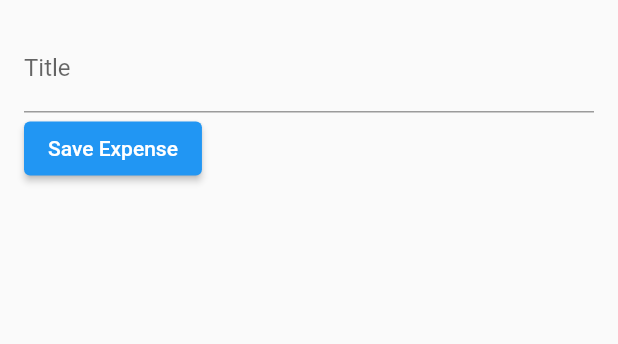
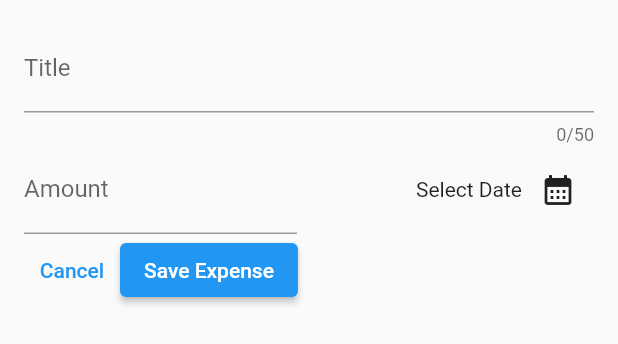
Before and after one commit to TeniG/Flutter_Expense_Tracker_App, a Flutter app: the ExpenseModal widget shown alone on an empty page, opened directly, on a phone screen of 412 x 824 dp. Shown: the top 344 px of the screen. Run offline on Flutter 3.47's test engine with Material 2 defaults, Android fonts, the phone set to English and light mode, and no system bars.

Commit message:
- Added Amount TextFeild, DatePicker in Modal, - Expanded Widget used. - DatePicker displayed.

```diff
--- a/lib/widgets/expense_modal.dart
+++ b/lib/widgets/expense_modal.dart
@@ -11,6 +11,7 @@
 
 class _ExpensesState extends State<ExpenseModal> {
   final _titleController = TextEditingController();
+  final _amountController = TextEditingController();
 
   // var _editedTitleValue = "";
 
@@ -19,9 +20,17 @@
   //   print("getEditedTitleValue : $_editedTitleValue");
   // }
 
-@override
+  void displyDatePicker() {
+    final now = DateTime.now();
+    final firstDate = DateTime(now.year-1,now.month,now.day);
+    showDatePicker(context: context, initialDate: now, firstDate: firstDate, lastDate: now);
+  }
+
+  @override
   void dispose() {
     _titleController.dispose();
+    _amountController.dispose();
+
     super.dispose();
   }
 
@@ -33,6 +42,7 @@
         children: [
           TextField(
             // onChanged: _saveEditedTitleValue,
+            maxLength: 50,
             controller: _titleController,
             decoration: const InputDecoration(
               label: Text("Title"),
@@ -40,9 +50,47 @@
           ),
           Row(
             children: [
+              Expanded(
+                child: TextField(
+                  keyboardType: TextInputType.number,
+                  controller: _amountController,
+                  decoration: const InputDecoration(
+                    prefixText: "\$ ",
+                    label: Text("Amount"),
+                  ),
+                ),
+              ),
+              const SizedBox(width: 16),
+              Expanded(
+                child: Row(
+                  mainAxisAlignment: MainAxisAlignment.end,
+                  crossAxisAlignment: CrossAxisAlignment.center, //vertical allignment
+                  children:  [
+                    const Text("Select Date"),
+                    IconButton(
+                      onPressed: () {
+                        displyDatePicker();
+                      },
+                      icon: const Icon(Icons.calendar_month),
+                    ),
+                  ],
+                ),
+              )
+            ],
+          ),
+          Row(
+            children: [
+              TextButton(
+                onPressed: () {
+                  // To close the modal
+                  Navigator.pop(context);
+                },
+                child: const Text("Cancel"),
+              ),
               ElevatedButton(
                 onPressed: () {
                   print("getEditedTitleValue : ${_titleController.text}");
+                  print("getEditedAMountValue : ${_amountController.text}");
                 },
                 child: const Text("Save Expense"),
               ),
```
